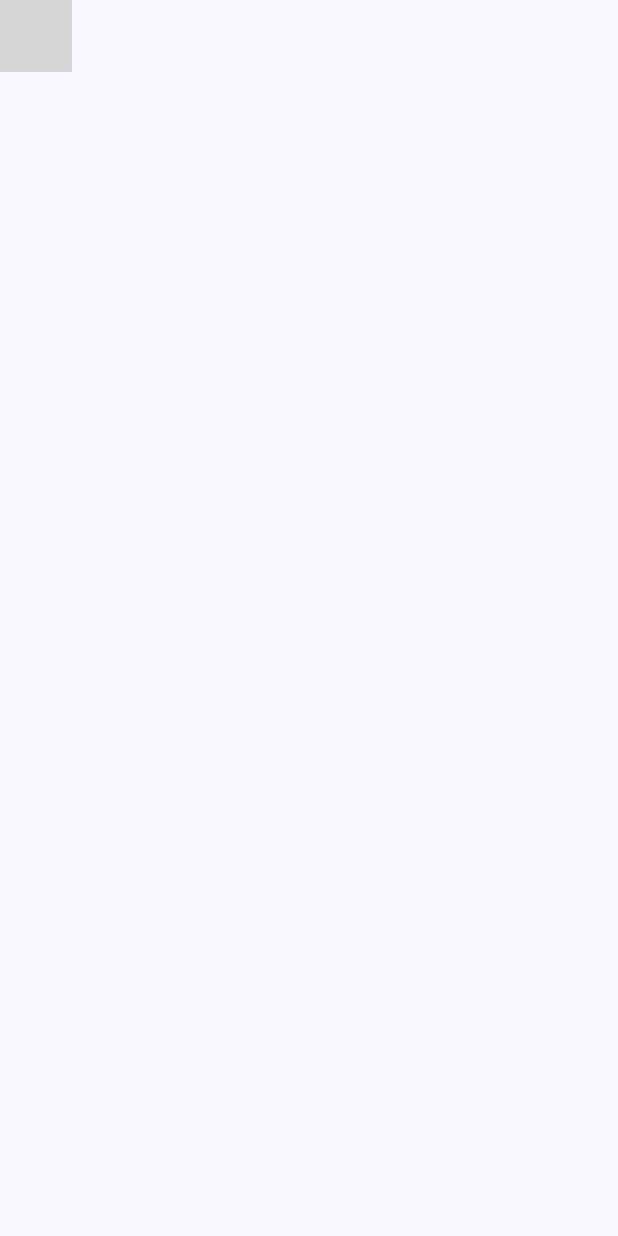
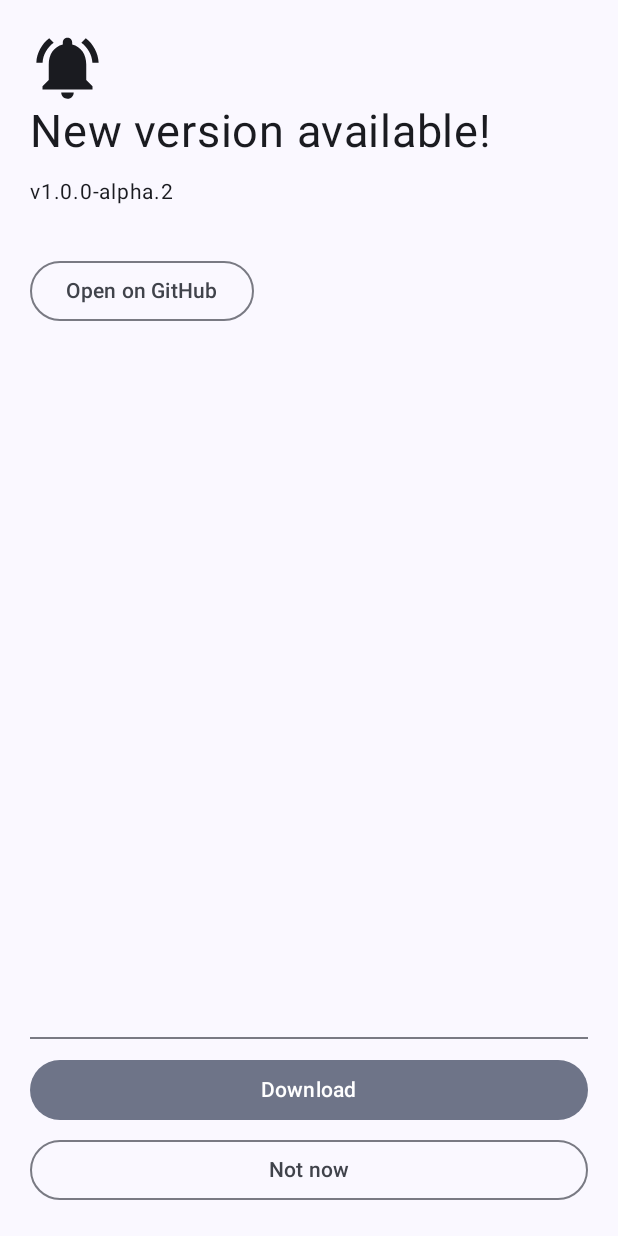
Before and after one commit to Pa222/Honorida, an Android app built with Jetpack Compose: the AppUpdatePage screen opened through its navigation route, on a phone screen of 412 x 824 dp. Run offline under Robolectric (Android 15) with nearby library versions, the phone set to English and light mode, and no system bars; grey boxes are pictures that could not be loaded.

Commit message:
Add UserPreferences

```diff
--- a/app/build.gradle.kts
+++ b/app/build.gradle.kts
@@ -60,6 +60,7 @@ dependencies {
     implementation("androidx.compose.material:material-icons-extended:1.5.4")
     implementation("androidx.compose.material:material:1.5.4")
     implementation("androidx.lifecycle:lifecycle-viewmodel-compose:2.6.2")
+    implementation("androidx.datastore:datastore-preferences:1.0.0")
     testImplementation("junit:junit:4.13.2")
     androidTestImplementation("androidx.test.ext:junit:1.1.5")
     androidTestImplementation("androidx.test.espresso:espresso-core:3.5.1")
--- a/app/src/main/AndroidManifest.xml
+++ b/app/src/main/AndroidManifest.xml
@@ -7,6 +7,7 @@
         android:dataExtractionRules="@xml/data_extraction_rules"
         android:fullBackupContent="@xml/backup_rules"
         android:icon="@mipmap/ic_launcher"
+        android:name=".HonoridaApplication"
         android:label="@string/app_name"
         android:supportsRtl="true"
         android:theme="@style/Theme.HonoridaTheme"
--- /dev/null
+++ b/app/src/main/java/com/honorida/data/local/enums/UserPreferencesKey.kt
@@ -0,0 +1,7 @@
+package com.honorida.data.local.enums
+
+import androidx.datastore.preferences.core.intPreferencesKey
+
+object UserPreferencesKey {
+    val USE_DARK_THEME = intPreferencesKey("USE_DARK_THEME")
+}
--- a/app/src/main/java/com/honorida/ui/components/App.kt
+++ b/app/src/main/java/com/honorida/ui/components/App.kt
@@ -1,6 +1,5 @@
 package com.honorida.ui.components
 
-import android.annotation.SuppressLint
 import androidx.compose.animation.EnterTransition
 import androidx.compose.animation.ExitTransition
 import androidx.compose.foundation.layout.fillMaxSize
@@ -13,9 +12,11 @@ import androidx.compose.material3.MaterialTheme
 import androidx.compose.material3.Scaffold
 import androidx.compose.material3.Surface
 import androidx.compose.runtime.Composable
+import androidx.compose.runtime.collectAsState
 import androidx.compose.ui.Modifier
 import androidx.compose.ui.res.stringResource
 import androidx.compose.ui.tooling.preview.Preview
+import androidx.lifecycle.viewmodel.compose.viewModel
 import androidx.navigation.compose.NavHost
 import androidx.navigation.compose.composable
 import androidx.navigation.compose.rememberNavController
@@ -28,10 +29,18 @@ import com.honorida.ui.components.pages.history.HistoryPage
 import com.honorida.ui.components.pages.library.LibraryPage
 import com.honorida.ui.components.pages.more.MorePage
 import com.honorida.ui.theme.HonoridaTheme
+import com.honorida.ui.viewModels.AppViewModel
 
-@SuppressLint("UnusedMaterial3ScaffoldPaddingParameter")
 @Composable
-fun App() {
+fun App(
+    appViewModel: AppViewModel = viewModel(
+        factory = AppViewModel.Factory
+    )
+) {
+    val viewModelState = appViewModel.uiState.collectAsState()
+
+    var test = viewModelState.value.darkThemePreference
+
     val navController = rememberNavController()
 
     val navBarItems = listOf(
--- /dev/null
+++ b/app/src/main/java/com/honorida/ui/components/pages/appUpdate/AppUpdatePage.kt
@@ -0,0 +1,91 @@
+package com.honorida.ui.components.pages.appUpdate
+
+import androidx.compose.foundation.layout.Arrangement
+import androidx.compose.foundation.layout.Column
+import androidx.compose.foundation.layout.fillMaxSize
+import androidx.compose.foundation.layout.fillMaxWidth
+import androidx.compose.foundation.layout.padding
+import androidx.compose.foundation.layout.size
+import androidx.compose.material.icons.Icons
+import androidx.compose.material.icons.filled.NotificationsActive
+import androidx.compose.material3.Divider
+import androidx.compose.material3.FilledTonalButton
+import androidx.compose.material3.Icon
+import androidx.compose.material3.OutlinedButton
+import androidx.compose.material3.Text
+import androidx.compose.runtime.Composable
+import androidx.compose.ui.Modifier
+import androidx.compose.ui.res.stringResource
+import androidx.compose.ui.tooling.preview.Preview
+import androidx.compose.ui.unit.dp
+import androidx.compose.ui.unit.sp
+import androidx.navigation.NavController
+import androidx.navigation.compose.rememberNavController
+import com.honorida.R
+import com.honorida.ui.components.navigation.Routes
+
+@Composable
+fun AppUpdatePage(navController: NavController, modifier: Modifier = Modifier) {
+    Column(
+        modifier = modifier
+            .fillMaxSize()
+            .padding(20.dp),
+        verticalArrangement = Arrangement.SpaceBetween
+    ) {
+        Column {
+            Icon(
+                imageVector = Icons.Filled.NotificationsActive,
+                contentDescription = null,
+                modifier = Modifier
+                    .size(50.dp)
+            )
+            Text(
+                text = stringResource(R.string.new_version_available),
+                fontSize = 30.sp
+            )
+            Text(
+                text = "v1.0.0-alpha.2",
+                fontSize = 14.sp,
+                modifier = Modifier.padding(vertical = 10.dp)
+            )
+            OutlinedButton(
+                onClick = { /*TODO*/ },
+                modifier = Modifier.padding(top = 20.dp)
+            ) {
+                Text(
+                    text = stringResource(R.string.open_on_github)
+                )
+            }
+        }
+        Column {
+            Divider(Modifier.padding(vertical = 10.dp))
+            FilledTonalButton(
+                modifier = Modifier.fillMaxWidth().padding(bottom = 5.dp),
+                onClick = { /*TODO*/ }
+            ) {
+                Text(
+                    text = stringResource(R.string.download)
+                )
+            }
+            OutlinedButton(
+                modifier = Modifier.fillMaxWidth(),
+                onClick = {
+                    navController.navigate(
+                        Routes.LIBRARY.route,
+                    )
+                }
+            ) {
+                Text(
+                    text = stringResource(R.string.not_now)
+                )
+            }
+        }
+    }
+}
+
+@Preview
+@Composable
+fun AppUpdatePreview() {
+    val navController = rememberNavController()
+    AppUpdatePage(navController)
+}
--- /dev/null
+++ b/app/src/main/java/com/honorida/ui/uiStates/AppUiState.kt
@@ -0,0 +1,8 @@
+package com.honorida.ui.uiStates
+
+import com.honorida.data.local.enums.DarkThemePreference
+
+data class AppUiState (
+    val darkThemePreference: DarkThemePreference = DarkThemePreference.FOLLOW_SYSTEM,
+    val loaded: Boolean = false
+)
--- /dev/null
+++ b/app/src/main/java/com/honorida/ui/viewModels/AppViewModel.kt
@@ -0,0 +1,38 @@
+package com.honorida.ui.viewModels
+
+import androidx.lifecycle.ViewModel
+import androidx.lifecycle.ViewModelProvider
+import androidx.lifecycle.ViewModelProvider.AndroidViewModelFactory.Companion.APPLICATION_KEY
+import androidx.lifecycle.viewModelScope
+import androidx.lifecycle.viewmodel.initializer
+import androidx.lifecycle.viewmodel.viewModelFactory
+import com.honorida.HonoridaApplication
+import com.honorida.data.local.repositories.UserPreferencesRepository
+import com.honorida.ui.uiStates.AppUiState
+import kotlinx.coroutines.flow.SharingStarted
+import kotlinx.coroutines.flow.StateFlow
+import kotlinx.coroutines.flow.map
+import kotlinx.coroutines.flow.stateIn
+
+class AppViewModel(
+    userPreferencesRepository: UserPreferencesRepository
+) : ViewModel() {
+
+    val uiState: StateFlow<AppUiState> =
+        userPreferencesRepository.darkThemePreference.map {
+            AppUiState(it)
+        }.stateIn(
+            scope = viewModelScope,
+            started = SharingStarted.WhileSubscribed(5_000),
+            initialValue = AppUiState()
+        )
+
+    companion object {
+        val Factory: ViewModelProvider.Factory = viewModelFactory {
+            initializer {
+                val application = (this[APPLICATION_KEY] as HonoridaApplication)
+                AppViewModel(application.userPreferencesRepository)
+            }
+        }
+    }
+}
```
Also changed, not shown: app/src/main/java/com/honorida/HonoridaApplication.kt (added, +21 -0 lines), app/src/main/java/com/honorida/data/local/enums/PreferencesEnums.kt (added, +24 -0 lines), app/src/main/java/com/honorida/data/local/repositories/UserPreferencesRepository.kt (added, +31 -0 lines).
